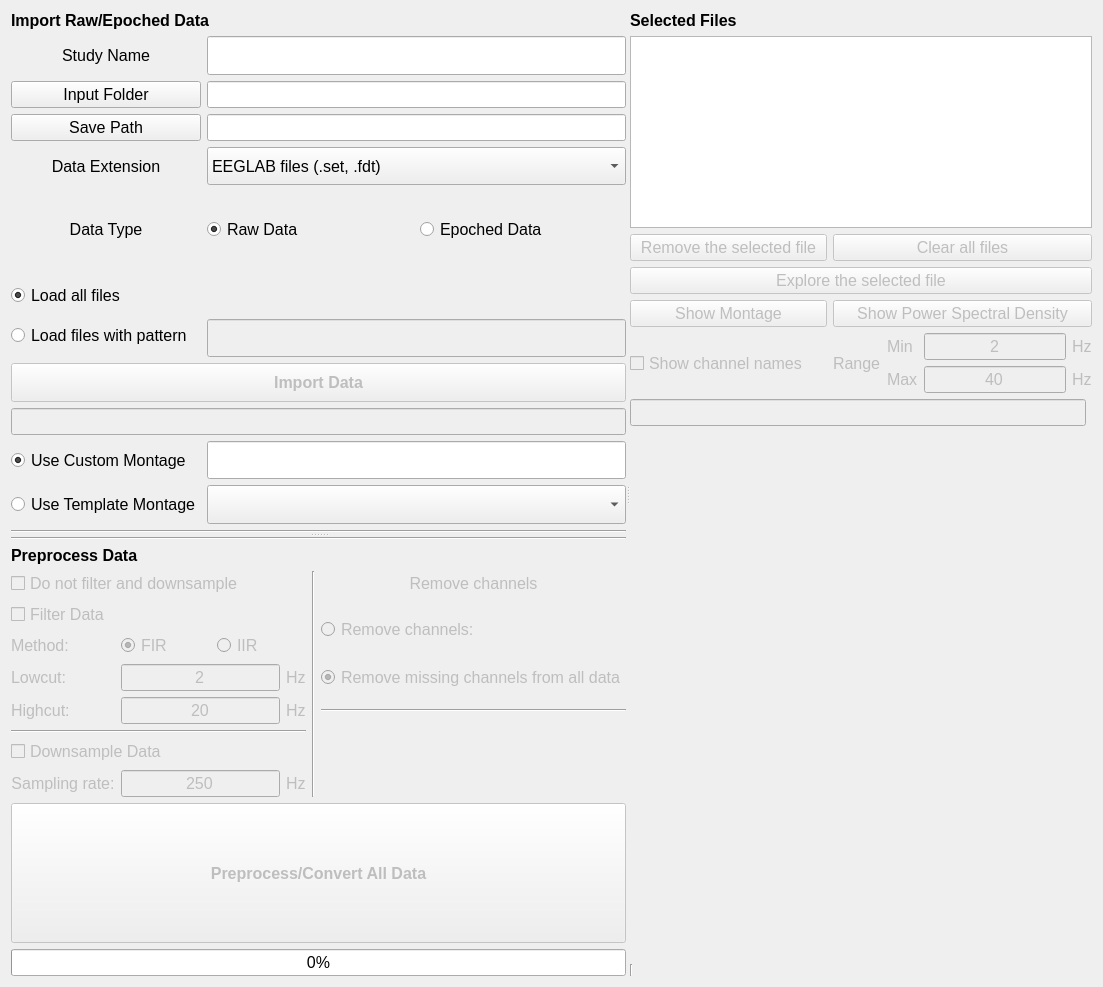
Old version of the form src/main/resources/base/NewStudyWindow.ui in the repository eeg-comet/eeg-comet.
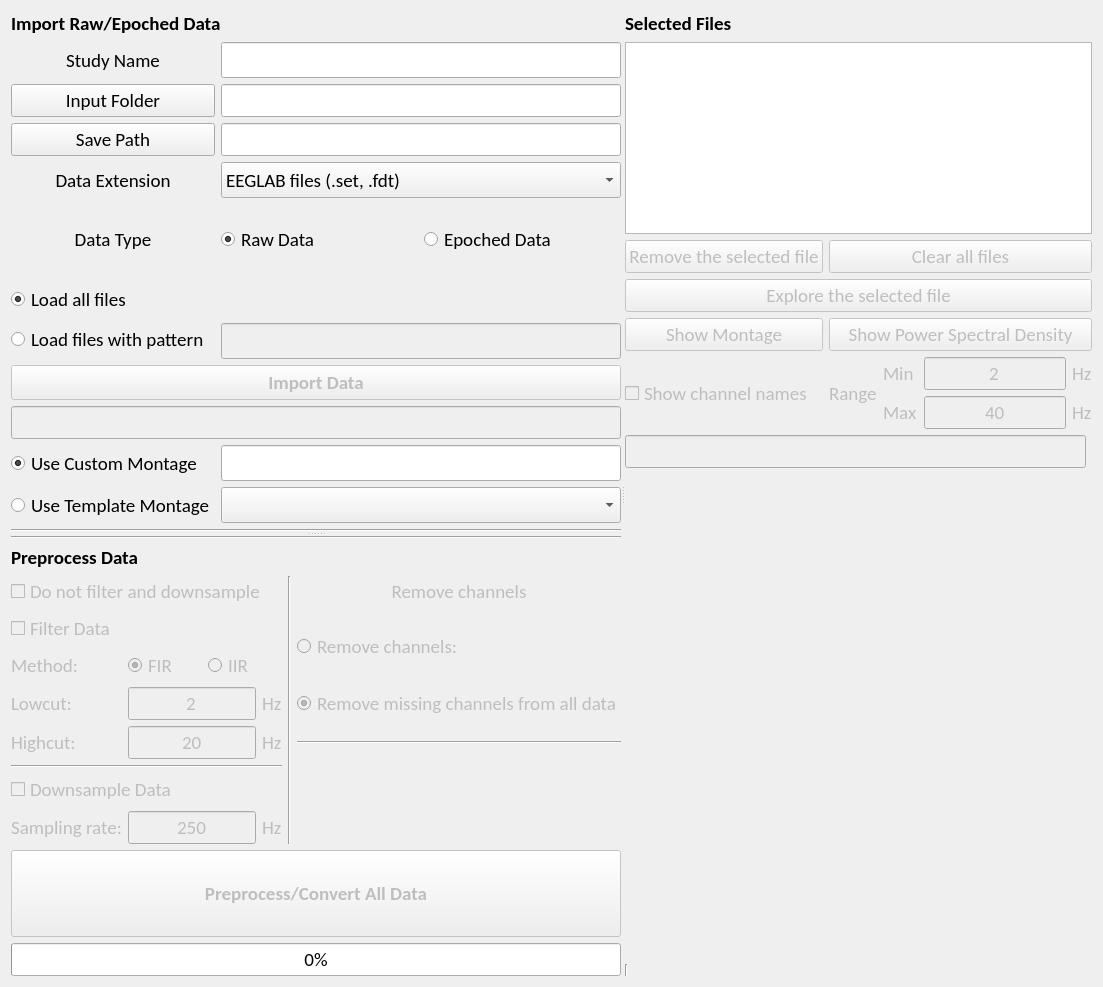
New version of the form. Custom widgets are drawn as their Qt base class.

Diff of the .ui file:
```diff
--- a/src/main/resources/base/NewStudyWindow.ui
+++ b/src/main/resources/base/NewStudyWindow.ui
@@ -16,27 +16,58 @@
     <height>500</height>
    </size>
   </property>
+  <property name="font">
+   <font>
+    <family>Calibri</family>
+    <pointsize>14</pointsize>
+   </font>
+  </property>
   <property name="windowTitle">
    <string>Form</string>
   </property>
   <layout class="QGridLayout" name="gridLayout_3">
    <item row="0" column="0">
     <widget class="QSplitter" name="splitter_3">
+     <property name="font">
+      <font>
+       <pointsize>14</pointsize>
+      </font>
+     </property>
      <property name="orientation">
       <enum>Qt::Horizontal</enum>
      </property>
      <widget class="QSplitter" name="splitter_2">
+      <property name="font">
+       <font>
+        <pointsize>14</pointsize>
+       </font>
+      </property>
       <property name="orientation">
        <enum>Qt::Vertical</enum>
       </property>
       <widget class="QSplitter" name="splitter">
+       <property name="font">
+        <font>
+         <pointsize>14</pointsize>
+        </font>
+       </property>
        <property name="orientation">
         <enum>Qt::Vertical</enum>
        </property>
        <widget class="QWidget" name="gridLayoutWidget">
+        <property name="font">
+         <font>
+          <pointsize>14</pointsize>
+         </font>
+        </property>
         <layout class="QGridLayout" name="gridLayout_8">
          <item row="4" column="0" colspan="2">
           <widget class="Line" name="line">
+           <property name="font">
+            <font>
+             <pointsize>14</pointsize>
+            </font>
+           </property>
            <property name="orientation">
             <enum>Qt::Horizontal</enum>
            </property>
@@ -52,7 +83,7 @@
            </property>
            <property name="font">
             <font>
-             <pointsize>12</pointsize>
+             <pointsize>14</pointsize>
              <weight>75</weight>
              <bold>true</bold>
             </font>
@@ -71,7 +102,7 @@
             <widget class="QLabel" name="step0__label">
              <property name="font">
               <font>
-               <pointsize>12</pointsize>
+               <pointsize>14</pointsize>
               </font>
              </property>
              <property name="text">
@@ -86,7 +117,7 @@
             <widget class="QPushButton" name="step0_save_path_button">
              <property name="font">
               <font>
-               <pointsize>12</pointsize>
+               <pointsize>14</pointsize>
               </font>
              </property>
              <property name="text">
@@ -98,7 +129,7 @@
             <widget class="QLabel" name="step0_import_format_label">
              <property name="font">
               <font>
-               <pointsize>12</pointsize>
+               <pointsize>14</pointsize>
               </font>
              </property>
              <property name="text">
@@ -119,7 +150,7 @@
              </property>
              <property name="font">
               <font>
-               <pointsize>12</pointsize>
+               <pointsize>14</pointsize>
               </font>
              </property>
              <property name="text">
@@ -143,7 +174,7 @@
              </property>
              <property name="font">
               <font>
-               <pointsize>12</pointsize>
+               <pointsize>14</pointsize>
               </font>
              </property>
              <property name="text">
@@ -161,7 +192,7 @@
             <widget class="QPushButton" name="step0_input_path_button">
              <property name="font">
               <font>
-               <pointsize>12</pointsize>
+               <pointsize>14</pointsize>
               </font>
              </property>
              <property name="text">
@@ -173,7 +204,7 @@
             <widget class="QLabel" name="step0_study_name_label">
              <property name="font">
               <font>
-               <pointsize>12</pointsize>
+               <pointsize>14</pointsize>
               </font>
              </property>
              <property name="text">
@@ -212,7 +243,7 @@
              </property>
              <property name="font">
               <font>
-               <pointsize>10</pointsize>
+               <pointsize>14</pointsize>
                <italic>false</italic>
               </font>
              </property>
@@ -234,7 +265,7 @@
              </property>
              <property name="font">
               <font>
-               <pointsize>10</pointsize>
+               <pointsize>14</pointsize>
                <italic>false</italic>
               </font>
              </property>
@@ -253,7 +284,7 @@
              </property>
              <property name="font">
               <font>
-               <pointsize>12</pointsize>
+               <pointsize>14</pointsize>
               </font>
              </property>
              <property name="currentIndex">
@@ -332,7 +363,7 @@
               <widget class="QRadioButton" name="step0_import_raw_radio">
                <property name="font">
                 <font>
-                 <pointsize>12</pointsize>
+                 <pointsize>14</pointsize>
                 </font>
                </property>
                <property name="text">
@@ -350,7 +381,7 @@
               <widget class="QRadioButton" name="step0_import_epoched_radio">
                <property name="font">
                 <font>
-                 <pointsize>12</pointsize>
+                 <pointsize>14</pointsize>
                 </font>
                </property>
                <property name="text">
@@ -376,7 +407,7 @@
              </property>
              <property name="font">
               <font>
-               <pointsize>12</pointsize>
+               <pointsize>14</pointsize>
                <weight>75</weight>
                <bold>true</bold>
               </font>
@@ -399,7 +430,7 @@
              </property>
              <property name="font">
               <font>
-               <pointsize>12</pointsize>
+               <pointsize>14</pointsize>
               </font>
              </property>
              <property name="alignment">
@@ -420,7 +451,7 @@
              </property>
              <property name="font">
               <font>
-               <pointsize>12</pointsize>
+               <pointsize>14</pointsize>
               </font>
              </property>
             </widget>
@@ -435,7 +466,7 @@
              </property>
              <property name="font">
               <font>
-               <pointsize>10</pointsize>
+               <pointsize>14</pointsize>
                <italic>false</italic>
               </font>
              </property>
@@ -450,7 +481,7 @@
               <widget class="QRadioButton" name="step0_load_all_radio">
                <property name="font">
                 <font>
-                 <pointsize>12</pointsize>
+                 <pointsize>14</pointsize>
                 </font>
                </property>
                <property name="text">
@@ -468,7 +499,7 @@
               <widget class="QRadioButton" name="step0_load_pattern_radio">
                <property name="font">
                 <font>
-                 <pointsize>12</pointsize>
+                 <pointsize>14</pointsize>
                 </font>
                </property>
                <property name="text">
@@ -494,7 +525,7 @@
              </property>
              <property name="font">
               <font>
-               <pointsize>10</pointsize>
+               <pointsize>14</pointsize>
                <weight>50</weight>
                <italic>false</italic>
                <bold>false</bold>
@@ -514,6 +545,11 @@
        </widget>
       </widget>
       <widget class="QWidget" name="gridLayoutWidget_2">
+       <property name="font">
+        <font>
+         <pointsize>14</pointsize>
+        </font>
+       </property>
        <layout class="QGridLayout" name="gridLayout_6">
         <item row="5" column="1" colspan="2">
          <widget class="QProgressBar" name="step0_preprocessing_progress">
@@ -525,7 +561,7 @@
           </property>
           <property name="font">
            <font>
-            <pointsize>12</pointsize>
+            <pointsize>14</pointsize>
            </font>
           </property>
           <property name="value">
@@ -535,6 +571,11 @@
         </item>
         <item row="0" column="1" colspan="2">
          <widget class="Line" name="line_2">
+          <property name="font">
+           <font>
+            <pointsize>14</pointsize>
+           </font>
+          </property>
           <property name="orientation">
            <enum>Qt::Horizontal</enum>
           </property>
@@ -553,7 +594,7 @@
           </property>
           <property name="font">
            <font>
-            <pointsize>12</pointsize>
+            <pointsize>14</pointsize>
             <weight>75</weight>
             <bold>true</bold>
            </font>
@@ -572,7 +613,7 @@
             </property>
             <property name="font">
              <font>
-              <pointsize>12</pointsize>
+              <pointsize>14</pointsize>
              </font>
             </property>
             <property name="text">
@@ -587,7 +628,7 @@
             </property>
             <property name="font">
              <font>
-              <pointsize>12</pointsize>
+              <pointsize>14</pointsize>
              </font>
             </property>
             <property name="text">
@@ -597,6 +638,11 @@
           </item>
           <item row="5" column="4">
            <widget class="Line" name="line_5">
+            <property name="font">
+             <font>
+              <pointsize>14</pointsize>
+             </font>
+            </property>
             <property name="orientation">
              <enum>Qt::Horizontal</enum>
             </property>
@@ -604,6 +650,11 @@
           </item>
           <item row="0" column="3" rowspan="9">
            <widget class="Line" name="line_4">
+            <property name="font">
+             <font>
+              <pointsize>14</pointsize>
+             </font>
+            </property>
             <property name="orientation">
              <enum>Qt::Vertical</enum>
             </property>
@@ -611,6 +662,11 @@
           </item>
           <item row="6" column="0" colspan="3">
            <widget class="Line" name="line_6">
+            <property name="font">
+             <font>
+              <pointsize>14</pointsize>
+             </font>
+            </property>
             <property name="orientation">
              <enum>Qt::Horizontal</enum>
             </property>
@@ -623,7 +679,7 @@
             </property>
             <property name="font">
              <font>
-              <pointsize>12</pointsize>
+              <pointsize>14</pointsize>
              </font>
             </property>
             <property name="text">
@@ -640,7 +696,7 @@
               </property>
               <property name="font">
                <font>
-                <pointsize>12</pointsize>
+                <pointsize>14</pointsize>
                </font>
               </property>
               <property name="inputMethodHints">
@@ -667,7 +723,7 @@
               </property>
               <property name="font">
                <font>
-                <pointsize>12</pointsize>
+                <pointsize>14</pointsize>
                </font>
               </property>
               <property name="text">
@@ -686,7 +742,7 @@
               </property>
               <property name="font">
                <font>
-                <pointsize>12</pointsize>
+                <pointsize>14</pointsize>
                </font>
               </property>
               <property name="inputMethodHints">
@@ -710,7 +766,7 @@
               </property>
               <property name="font">
                <font>
-                <pointsize>12</pointsize>
+                <pointsize>14</pointsize>
                </font>
               </property>
               <property name="text">
@@ -727,7 +783,7 @@
             </property>
             <property name="font">
              <font>
-              <pointsize>12</pointsize>
+              <pointsize>14</pointsize>
              </font>
             </property>
             <property name="text">
@@ -745,7 +801,7 @@
             </property>
             <property name="font">
              <font>
-              <pointsize>12</pointsize>
+              <pointsize>14</pointsize>
              </font>
             </property>
             <property name="text">
@@ -765,7 +821,7 @@
               </property>
               <property name="font">
                <font>
-                <pointsize>12</pointsize>
+                <pointsize>14</pointsize>
                </font>
               </property>
               <property name="text">
@@ -786,7 +842,7 @@
               </property>
               <property name="font">
                <font>
-                <pointsize>12</pointsize>
+                <pointsize>14</pointsize>
                </font>
               </property>
               <property name="text">
@@ -806,7 +862,7 @@
             </property>
             <property name="font">
              <font>
-              <pointsize>12</pointsize>
+              <pointsize>14</pointsize>
              </font>
             </property>
             <property name="text">
@@ -821,7 +877,7 @@
             </property>
             <property name="font">
              <font>
-              <pointsize>12</pointsize>
+              <pointsize>14</pointsize>
              </font>
             </property>
             <property name="text">
@@ -838,7 +894,7 @@
               </property>
               <property name="font">
                <font>
-                <pointsize>12</pointsize>
+                <pointsize>14</pointsize>
                </font>
               </property>
               <property name="inputMethodHints">
@@ -862,7 +918,7 @@
               </property>
               <property name="font">
                <font>
-                <pointsize>12</pointsize>
+                <pointsize>14</pointsize>
                </font>
               </property>
               <property name="text">
@@ -879,7 +935,7 @@
             </property>
             <property name="font">
              <font>
-              <pointsize>12</pointsize>
+              <pointsize>14</pointsize>
              </font>
             </property>
             <property name="text">
@@ -894,7 +950,7 @@
             </property>
             <property name="font">
              <font>
-              <pointsize>12</pointsize>
+              <pointsize>14</pointsize>
              </font>
             </property>
             <property name="text">
@@ -917,7 +973,7 @@
               </property>
               <property name="font">
                <font>
-                <pointsize>12</pointsize>
+                <pointsize>14</pointsize>
                </font>
               </property>
               <property name="text">
@@ -945,7 +1001,7 @@
           </property>
           <property name="font">
            <font>
-            <pointsize>12</pointsize>
+            <pointsize>14</pointsize>
             <weight>75</weight>
             <bold>true</bold>
            </font>
@@ -959,6 +1015,11 @@
       </widget>
      </widget>
      <widget class="QWidget" name="gridLayoutWidget_4">
+      <property name="font">
+       <font>
+        <pointsize>14</pointsize>
+       </font>
+      </property>
       <layout class="QGridLayout" name="gridLayout_2">
        <item row="0" column="0" colspan="2">
         <widget class="QLabel" name="step0_selectedfiles_label">
@@ -970,7 +1031,7 @@
          </property>
          <property name="font">
           <font>
-           <pointsize>12</pointsize>
+           <pointsize>14</pointsize>
            <weight>75</weight>
            <bold>true</bold>
           </font>
@@ -996,7 +1057,7 @@
          </property>
          <property name="font">
           <font>
-           <pointsize>12</pointsize>
+           <pointsize>14</pointsize>
            <italic>true</italic>
           </font>
          </property>
@@ -1004,6 +1065,11 @@
        </item>
        <item row="6" column="0" rowspan="3">
         <widget class="Line" name="line_3">
+         <property name="font">
+          <font>
+           <pointsize>14</pointsize>
+          </font>
+         </property>
          <property name="orientation">
           <enum>Qt::Vertical</enum>
          </property>
@@ -1026,7 +1092,7 @@
              </property>
              <property name="font">
               <font>
-               <pointsize>12</pointsize>
+               <pointsize>14</pointsize>
               </font>
              </property>
              <property name="text">
@@ -1047,7 +1113,7 @@
              </property>
              <property name="font">
               <font>
-               <pointsize>12</pointsize>
+               <pointsize>14</pointsize>
               </font>
              </property>
              <property name="text">
@@ -1068,7 +1134,7 @@
              </property>
              <property name="font">
               <font>
-               <pointsize>12</pointsize>
+               <pointsize>14</pointsize>
               </font>
              </property>
              <property name="text">
@@ -1083,7 +1149,7 @@
              </property>
              <property name="font">
               <font>
-               <pointsize>12</pointsize>
+               <pointsize>14</pointsize>
               </font>
              </property>
              <property name="text">
@@ -1104,7 +1170,7 @@
              </property>
              <property name="font">
               <font>
-               <pointsize>12</pointsize>
+               <pointsize>14</pointsize>
               </font>
              </property>
              <property name="text">
@@ -1119,7 +1185,7 @@
              </property>
              <property name="font">
               <font>
-               <pointsize>12</pointsize>
+               <pointsize>14</pointsize>
               </font>
              </property>
              <property name="text">
@@ -1136,7 +1202,7 @@
                </property>
                <property name="font">
                 <font>
-                 <pointsize>12</pointsize>
+                 <pointsize>14</pointsize>
                 </font>
                </property>
                <property name="text">
@@ -1151,7 +1217,7 @@
                </property>
                <property name="font">
                 <font>
-                 <pointsize>12</pointsize>
+                 <pointsize>14</pointsize>
                 </font>
                </property>
                <property name="text">
@@ -1172,7 +1238,7 @@
                </property>
                <property name="font">
                 <font>
-                 <pointsize>12</pointsize>
+                 <pointsize>14</pointsize>
                 </font>
                </property>
                <property name="text">
@@ -1199,7 +1265,7 @@
                </property>
                <property name="font">
                 <font>
-                 <pointsize>12</pointsize>
+                 <pointsize>14</pointsize>
                 </font>
                </property>
                <property name="text">
@@ -1220,7 +1286,7 @@
                </property>
                <property name="font">
                 <font>
-                 <pointsize>12</pointsize>
+                 <pointsize>14</pointsize>
                 </font>
                </property>
                <property name="text">
@@ -1235,7 +1301,7 @@
                </property>
                <property name="font">
                 <font>
-                 <pointsize>12</pointsize>
+                 <pointsize>14</pointsize>
                 </font>
                </property>
                <property name="text">
@@ -1250,7 +1316,7 @@
                </property>
                <property name="font">
                 <font>
-                 <pointsize>12</pointsize>
+                 <pointsize>14</pointsize>
                 </font>
                </property>
                <property name="text">
@@ -1280,7 +1346,7 @@
          </property>
          <property name="font">
           <font>
-           <pointsize>12</pointsize>
+           <pointsize>14</pointsize>
           </font>
          </property>
         </widget>
@@ -1292,7 +1358,7 @@
          </property>
          <property name="font">
           <font>
-           <pointsize>12</pointsize>
+           <pointsize>14</pointsize>
           </font>
          </property>
          <property name="alignment">
```
Left out of the diff: 6 changed lines with no effect on the pictures.
